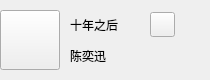
Qt form MyPlayMusic/musicmessage.ui (Sakeyuan/MyMusicPlayer) before a commit.
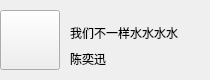
The same form after that commit. Icons and pictures are not drawn. Custom widgets are drawn as their Qt base class.

Commit message: 设置音乐信息，加滚动label，设置音量

Patch:
```diff
--- a/MyPlayMusic/musicmessage.ui
+++ b/MyPlayMusic/musicmessage.ui
@@ -41,73 +41,73 @@
     <string/>
    </property>
   </widget>
-  <widget class="QWidget" name="gridLayoutWidget">
+  <widget class="QWidget" name="">
    <property name="geometry">
     <rect>
-     <x>60</x>
-     <y>10</y>
-     <width>116</width>
-     <height>61</height>
+     <x>70</x>
+     <y>20</y>
+     <width>121</width>
+     <height>51</height>
     </rect>
    </property>
-   <layout class="QGridLayout" name="gridLayout">
-    <property name="leftMargin">
-     <number>10</number>
-    </property>
+   <layout class="QVBoxLayout" name="verticalLayout">
     <property name="spacing">
      <number>0</number>
     </property>
-    <item row="1" column="0">
-     <widget class="QLabel" name="authorLabel">
+    <item>
+     <widget class="MarqueeLabel" name="titleLabel">
+      <property name="minimumSize">
+       <size>
+        <width>80</width>
+        <height>20</height>
+       </size>
+      </property>
+      <property name="maximumSize">
+       <size>
+        <width>16777215</width>
+        <height>16777215</height>
+       </size>
+      </property>
+      <property name="text">
+       <string>我们不一样水水水水</string>
+      </property>
+      <property name="margin">
+       <number>5</number>
+      </property>
+     </widget>
+    </item>
+    <item>
+     <widget class="MarqueeLabel" name="authorLabel">
+      <property name="minimumSize">
+       <size>
+        <width>80</width>
+        <height>20</height>
+       </size>
+      </property>
+      <property name="maximumSize">
+       <size>
+        <width>16777215</width>
+        <height>16777215</height>
+       </size>
+      </property>
       <property name="text">
        <string>陈奕迅</string>
       </property>
-     </widget>
-    </item>
-    <item row="0" column="0">
-     <widget class="QLabel" name="titleLabel">
-      <property name="minimumSize">
-       <size>
-        <width>80</width>
-        <height>30</height>
-       </size>
-      </property>
-      <property name="maximumSize">
-       <size>
-        <width>80</width>
-        <height>30</height>
-       </size>
-      </property>
-      <property name="text">
-       <string>十年之后</string>
-      </property>
-     </widget>
-    </item>
-    <item row="0" column="1">
-     <widget class="QPushButton" name="collectBtn">
-      <property name="minimumSize">
-       <size>
-        <width>25</width>
-        <height>25</height>
-       </size>
-      </property>
-      <property name="maximumSize">
-       <size>
-        <width>25</width>
-        <height>25</height>
-       </size>
-      </property>
-      <property name="styleSheet">
-       <string notr="true">border-image: url(:/img/collect.png);</string>
-      </property>
-      <property name="text">
-       <string/>
+      <property name="margin">
+       <number>5</number>
       </property>
      </widget>
     </item>
    </layout>
   </widget>
  </widget>
+ <customwidgets>
+  <customwidget>
+   <class>MarqueeLabel</class>
+   <extends>QLabel</extends>
+   <header>marqueelabel.h</header>
+  </customwidget>
+ </customwidgets>
  <resources/>
  <connections/>
 </ui>
```
Left out of the diff: 14 changed lines with no effect on the pictures. The commit also changes 23 other files.
